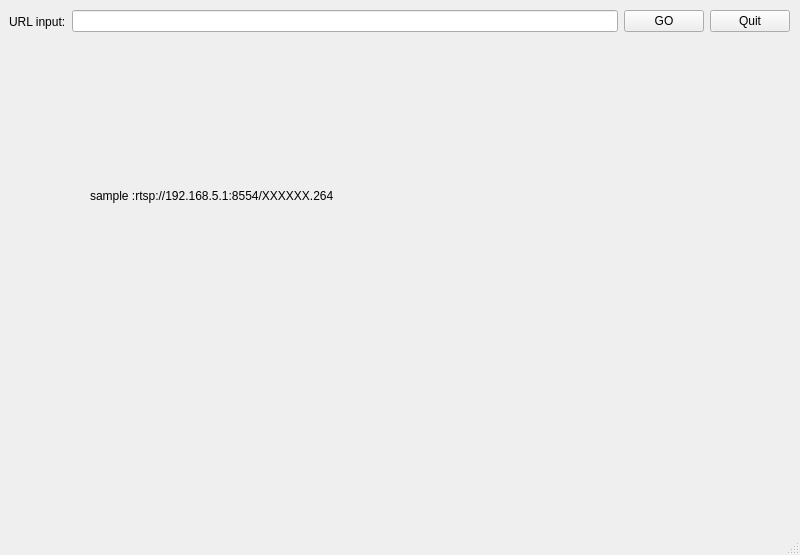
This is mainwindow.ui in chenc121/vlcconsole as Qt 5 draws it before an edit. The edited form follows.
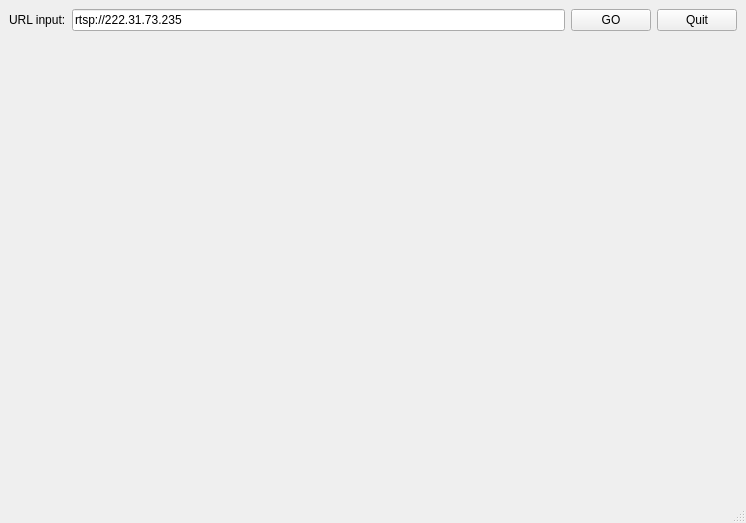
This is the edited form.

The edit to the form file:
```diff
--- a/mainwindow.ui
+++ b/mainwindow.ui
@@ -6,37 +6,20 @@
    <rect>
     <x>0</x>
     <y>0</y>
-    <width>800</width>
-    <height>555</height>
+    <width>746</width>
+    <height>523</height>
    </rect>
   </property>
   <property name="windowTitle">
    <string>MainWindow</string>
   </property>
   <widget class="QWidget" name="centralwidget">
-   <widget class="QLabel" name="label_2">
-    <property name="geometry">
-     <rect>
-      <x>90</x>
-      <y>140</y>
-      <width>541</width>
-      <height>111</height>
-     </rect>
-    </property>
-    <property name="text">
-     <string>sample :rtsp://192.168.5.1:8554/XXXXXX.264</string>
-    </property>
-   </widget>
-   <widget class="QWidget" name="layoutWidget">
-    <property name="geometry">
-     <rect>
-      <x>9</x>
-      <y>9</y>
-      <width>781</width>
-      <height>25</height>
-     </rect>
-    </property>
+   <layout class="QGridLayout" name="gridLayout">
+    <item row="0" column="0">
     <layout class="QHBoxLayout" name="horizontalLayout">
+      <property name="sizeConstraint">
+       <enum>QLayout::SetFixedSize</enum>
+      </property>
      <item>
       <widget class="QLabel" name="label">
        <property name="text">
@@ -45,7 +28,11 @@
       </widget>
      </item>
      <item>
-      <widget class="QLineEdit" name="lineEdit"/>
+       <widget class="QLineEdit" name="lineEdit">
+        <property name="text">
+         <string>rtsp://222.31.73.235</string>
+        </property>
+       </widget>
      </item>
      <item>
       <widget class="QPushButton" name="pushButton">
@@ -62,7 +49,11 @@
       </widget>
      </item>
     </layout>
-   </widget>
+    </item>
+    <item row="1" column="0">
+     <widget class="QWidget" name="widget" native="true"/>
+    </item>
+   </layout>
   </widget>
   <widget class="QMenuBar" name="menubar">
    <property name="geometry">
```
Left out of the diff: 7 changed lines with no effect on the pictures. Lines whose indentation alone changed are shown as unchanged.
